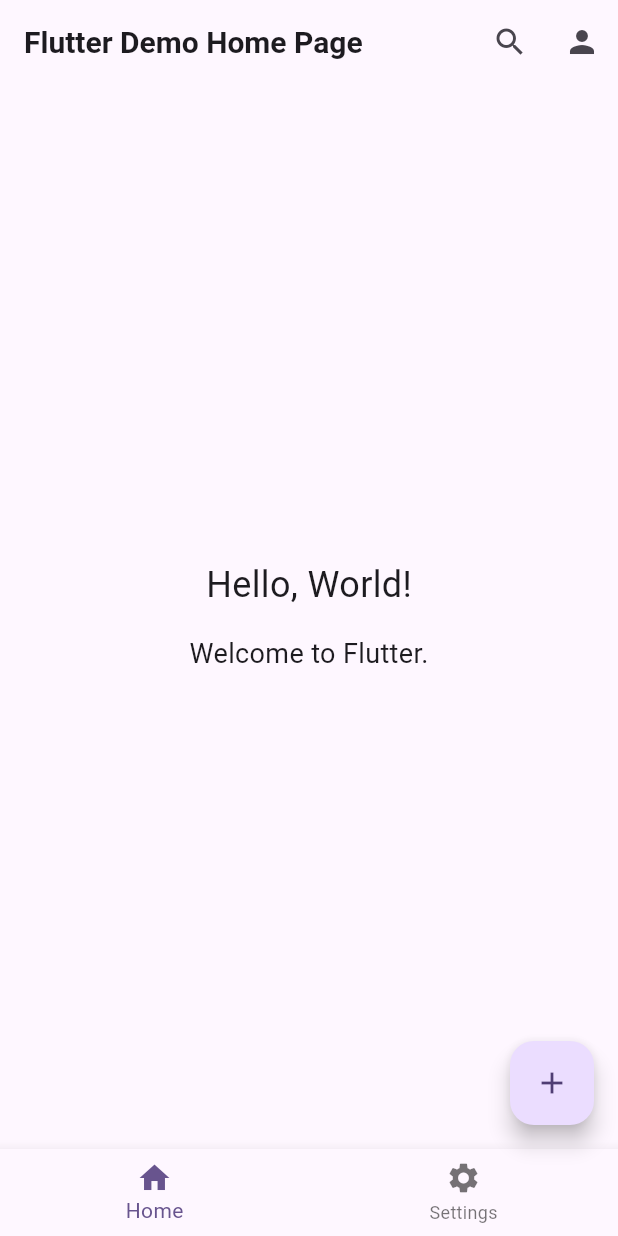
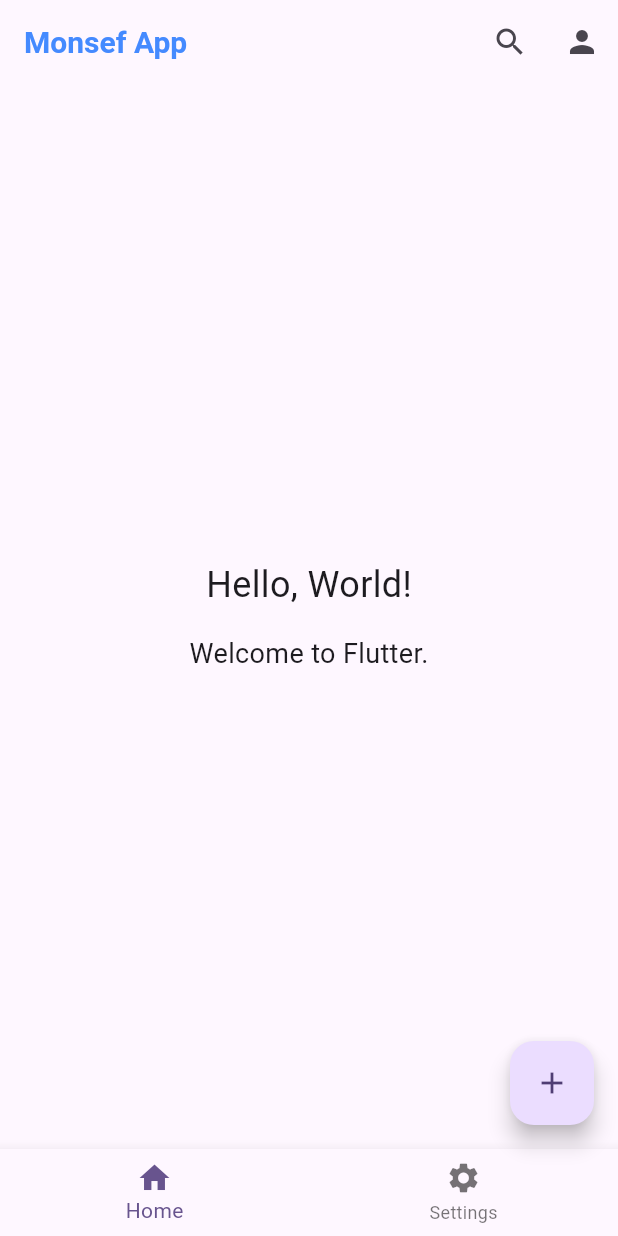
Before and after one commit to ElZidane123/monsefApp, a Flutter app: the screen it shows after launch, on a phone screen of 412 x 824 dp. Run offline on Flutter 3.47's test engine with Material 3 defaults, Android fonts, the phone set to English and light mode, and no system bars.

Commit message:
mon
Co-authored-by: Copilot <copilot@github.com>

```diff
--- a/lib/main.dart
+++ b/lib/main.dart
@@ -32,9 +32,9 @@ class MyApp extends StatelessWidget {
             ),
           ],
           title: Text(
-            'Flutter Demo Home Page',
+            'Monsef App',
             style: TextStyle(
-              fontSize: 20, fontWeight: FontWeight.bold),
+              fontSize: 20, fontWeight: FontWeight.bold, color: Colors.blueAccent),
           ),
         ),
 
@@ -67,6 +67,7 @@ class MyApp extends StatelessWidget {
               Text('Welcome to Flutter.', style: TextStyle(fontSize: 18)),
             ],
           ),
+
         ),
       ),
     );
```
